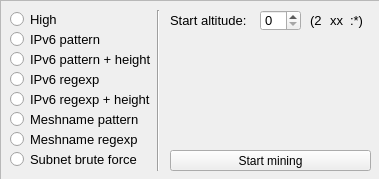
Qt form src-qt/widget.ui (perguth/acetone-SimpleYggGen-CPP) before a commit.
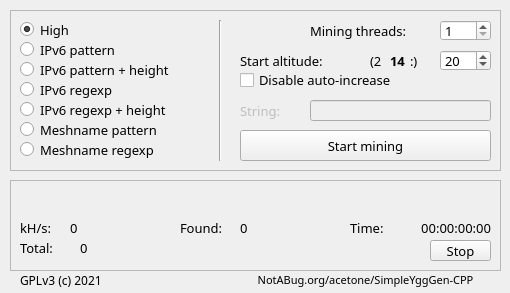
The same form after that commit.

Diff of the .ui file:
```diff
--- a/src-qt/widget.ui
+++ b/src-qt/widget.ui
@@ -6,25 +6,242 @@
    <rect>
     <x>0</x>
     <y>0</y>
-    <width>379</width>
-    <height>179</height>
+    <width>510</width>
+    <height>293</height>
    </rect>
   </property>
   <property name="windowTitle">
    <string>Widget</string>
   </property>
+  <widget class="QFrame" name="frame_2">
+   <property name="geometry">
+    <rect>
+     <x>10</x>
+     <y>180</y>
+     <width>491</width>
+     <height>91</height>
+    </rect>
+   </property>
+   <property name="frameShape">
+    <enum>QFrame::StyledPanel</enum>
+   </property>
+   <property name="frameShadow">
+    <enum>QFrame::Raised</enum>
+   </property>
+   <widget class="QLabel" name="x_khs">
+    <property name="geometry">
+     <rect>
+      <x>10</x>
+      <y>40</y>
+      <width>51</width>
+      <height>16</height>
+     </rect>
+    </property>
+    <property name="font">
+     <font>
+      <family>PT Mono</family>
+      <pointsize>10</pointsize>
+     </font>
+    </property>
+    <property name="text">
+     <string>kH/s:</string>
+    </property>
+   </widget>
+   <widget class="QLabel" name="x_total">
+    <property name="geometry">
+     <rect>
+      <x>10</x>
+      <y>60</y>
+      <width>61</width>
+      <height>16</height>
+     </rect>
+    </property>
+    <property name="font">
+     <font>
+      <family>PT Mono</family>
+      <pointsize>10</pointsize>
+     </font>
+    </property>
+    <property name="text">
+     <string>Total:</string>
+    </property>
+   </widget>
+   <widget class="QLabel" name="x_found">
+    <property name="geometry">
+     <rect>
+      <x>170</x>
+      <y>40</y>
+      <width>61</width>
+      <height>16</height>
+     </rect>
+    </property>
+    <property name="font">
+     <font>
+      <family>PT Mono</family>
+      <pointsize>10</pointsize>
+     </font>
+    </property>
+    <property name="text">
+     <string>Found:</string>
+    </property>
+   </widget>
+   <widget class="QLabel" name="x_found_2">
+    <property name="geometry">
+     <rect>
+      <x>340</x>
+      <y>40</y>
+      <width>51</width>
+      <height>16</height>
+     </rect>
+    </property>
+    <property name="font">
+     <font>
+      <family>PT Mono</family>
+      <pointsize>10</pointsize>
+     </font>
+    </property>
+    <property name="text">
+     <string>Time:</string>
+    </property>
+   </widget>
+   <widget class="QLabel" name="khs">
+    <property name="geometry">
+     <rect>
+      <x>60</x>
+      <y>40</y>
+      <width>101</width>
+      <height>16</height>
+     </rect>
+    </property>
+    <property name="font">
+     <font>
+      <family>PT Mono</family>
+      <pointsize>10</pointsize>
+     </font>
+    </property>
+    <property name="text">
+     <string>0</string>
+    </property>
+   </widget>
+   <widget class="QLabel" name="total">
+    <property name="geometry">
+     <rect>
+      <x>70</x>
+      <y>60</y>
+      <width>341</width>
+      <height>16</height>
+     </rect>
+    </property>
+    <property name="font">
+     <font>
+      <family>PT Mono</family>
+      <pointsize>10</pointsize>
+     </font>
+    </property>
+    <property name="text">
+     <string>0</string>
+    </property>
+   </widget>
+   <widget class="QLabel" name="found">
+    <property name="geometry">
+     <rect>
+      <x>230</x>
+      <y>40</y>
+      <width>101</width>
+      <height>16</height>
+     </rect>
+    </property>
+    <property name="font">
+     <font>
+      <family>PT Mono</family>
+      <pointsize>10</pointsize>
+     </font>
+    </property>
+    <property name="text">
+     <string>0</string>
+    </property>
+   </widget>
+   <widget class="QLabel" name="time">
+    <property name="geometry">
+     <rect>
+      <x>380</x>
+      <y>40</y>
+      <width>101</width>
+      <height>16</height>
+     </rect>
+    </property>
+    <property name="font">
+     <font>
+      <family>PT Mono</family>
+      <pointsize>10</pointsize>
+     </font>
+    </property>
+    <property name="text">
+     <string>00:00:00:00</string>
+    </property>
+    <property name="alignment">
+     <set>Qt::AlignRight|Qt::AlignTrailing|Qt::AlignVCenter</set>
+    </property>
+   </widget>
+   <widget class="QLabel" name="last">
+    <property name="geometry">
+     <rect>
+      <x>10</x>
+      <y>10</y>
+      <width>481</width>
+      <height>20</height>
+     </rect>
+    </property>
+    <property name="font">
+     <font>
+      <family>PT Mono</family>
+      <pointsize>10</pointsize>
+     </font>
+    </property>
+    <property name="text">
+     <string>&lt;last address will be here&gt;</string>
+    </property>
+    <property name="alignment">
+     <set>Qt::AlignCenter</set>
+    </property>
+   </widget>
+   <widget class="QPushButton" name="stop">
+    <property name="geometry">
+     <rect>
+      <x>420</x>
+      <y>60</y>
+      <width>61</width>
+      <height>21</height>
+     </rect>
+    </property>
+    <property name="font">
+     <font>
+      <family>PT Mono</family>
+      <pointsize>10</pointsize>
+     </font>
+    </property>
+    <property name="text">
+     <string>Stop</string>
+    </property>
+   </widget>
+  </widget>
   <widget class="QFrame" name="frame">
    <property name="enabled">
     <bool>true</bool>
    </property>
    <property name="geometry">
     <rect>
-     <x>0</x>
-     <y>0</y>
-     <width>381</width>
-     <height>181</height>
+     <x>10</x>
+     <y>10</y>
+     <width>491</width>
+     <height>161</height>
     </rect>
    </property>
+   <property name="font">
+    <font>
+     <family>PT Mono</family>
+    </font>
+   </property>
    <property name="frameShape">
     <enum>QFrame::StyledPanel</enum>
    </property>
@@ -34,12 +251,18 @@
    <widget class="QPushButton" name="pushButton">
     <property name="geometry">
      <rect>
-      <x>170</x>
-      <y>150</y>
-      <width>201</width>
-      <height>21</height>
+      <x>230</x>
+      <y>120</y>
+      <width>251</width>
+      <height>31</height>
      </rect>
     </property>
+    <property name="font">
+     <font>
+      <family>PT Mono</family>
+      <pointsize>10</pointsize>
+     </font>
+    </property>
     <property name="text">
      <string>Start mining</string>
     </property>
@@ -49,12 +272,13 @@
      <rect>
       <x>10</x>
       <y>90</y>
-      <width>141</width>
+      <width>201</width>
       <height>19</height>
      </rect>
     </property>
     <property name="font">
      <font>
+      <family>PT Mono</family>
       <pointsize>10</pointsize>
      </font>
     </property>
@@ -67,12 +291,13 @@
      <rect>
       <x>10</x>
       <y>130</y>
-      <width>131</width>
+      <width>201</width>
       <height>19</height>
      </rect>
     </property>
     <property name="font">
      <font>
+      <family>PT Mono</family>
       <pointsize>10</pointsize>
      </font>
     </property>
@@ -85,12 +310,13 @@
      <rect>
       <x>10</x>
       <y>30</y>
-      <width>91</width>
+      <width>201</width>
       <height>19</height>
      </rect>
     </property>
     <property name="font">
      <font>
+      <family>PT Mono</family>
       <pointsize>10</pointsize>
      </font>
     </property>
@@ -103,30 +329,35 @@
      <rect>
       <x>10</x>
       <y>10</y>
-      <width>84</width>
+      <width>201</width>
       <height>19</height>
      </rect>
     </property>
     <property name="font">
      <font>
+      <family>PT Mono</family>
       <pointsize>10</pointsize>
      </font>
     </property>
     <property name="text">
      <string>High</string>
     </property>
+    <property name="checked">
+     <bool>true</bool>
+    </property>
    </widget>
    <widget class="QRadioButton" name="radioButton_3">
     <property name="geometry">
      <rect>
       <x>10</x>
       <y>70</y>
-      <width>91</width>
+      <width>201</width>
       <height>19</height>
      </rect>
     </property>
     <property name="font">
      <font>
+      <family>PT Mono</family>
       <pointsize>10</pointsize>
      </font>
     </property>
@@ -139,12 +370,13 @@
      <rect>
       <x>10</x>
       <y>110</y>
-      <width>131</width>
+      <width>201</width>
       <height>19</height>
      </rect>
     </property>
     <property name="font">
      <font>
+      <family>PT Mono</family>
       <pointsize>10</pointsize>
      </font>
     </property>
@@ -157,12 +389,13 @@
      <rect>
       <x>10</x>
       <y>50</y>
-      <width>141</width>
+      <width>201</width>
       <height>19</height>
      </rect>
     </property>
     <property name="font">
      <font>
+      <family>PT Mono</family>
       <pointsize>10</pointsize>
      </font>
     </property>
@@ -170,104 +403,105 @@
      <string>IPv6 pattern + height</string>
     </property>
    </widget>
-   <widget class="QRadioButton" name="radioButton_8">
+   <widget class="QLabel" name="x_startaltitude">
     <property name="geometry">
      <rect>
-      <x>10</x>
-      <y>150</y>
-      <width>131</width>
-      <height>19</height>
-     </rect>
-    </property>
-    <property name="font">
-     <font>
-      <pointsize>10</pointsize>
-     </font>
-    </property>
-    <property name="text">
-     <string>Subnet brute force</string>
-    </property>
-   </widget>
-   <widget class="QLabel" name="label">
-    <property name="geometry">
-     <rect>
-      <x>170</x>
-      <y>10</y>
-      <width>81</width>
+      <x>230</x>
+      <y>40</y>
+      <width>141</width>
       <height>21</height>
      </rect>
     </property>
     <property name="font">
      <font>
+      <family>PT Mono</family>
       <pointsize>10</pointsize>
      </font>
     </property>
+    <property name="layoutDirection">
+     <enum>Qt::LeftToRight</enum>
+    </property>
     <property name="text">
      <string>Start altitude:</string>
     </property>
+    <property name="textFormat">
+     <enum>Qt::PlainText</enum>
+    </property>
    </widget>
    <widget class="QLabel" name="label_2">
     <property name="geometry">
      <rect>
-      <x>350</x>
-      <y>10</y>
+      <x>400</x>
+      <y>40</y>
       <width>20</width>
       <height>21</height>
      </rect>
     </property>
     <property name="font">
      <font>
+      <family>PT Mono</family>
       <pointsize>10</pointsize>
      </font>
     </property>
     <property name="text">
-     <string>:*)</string>
+     <string>:)</string>
     </property>
    </widget>
    <widget class="QLabel" name="label_3">
     <property name="geometry">
      <rect>
-      <x>330</x>
-      <y>10</y>
+      <x>380</x>
+      <y>40</y>
       <width>21</width>
       <height>21</height>
      </rect>
     </property>
     <property name="font">
      <font>
+      <family>PT Mono</family>
       <pointsize>10</pointsize>
+      <weight>75</weight>
+      <bold>true</bold>
      </font>
     </property>
     <property name="text">
-     <string>xx</string>
+     <string>14</string>
     </property>
    </widget>
    <widget class="QSpinBox" name="spinBox">
     <property name="geometry">
      <rect>
-      <x>260</x>
-      <y>10</y>
-      <width>41</width>
+      <x>430</x>
+      <y>40</y>
+      <width>51</width>
       <height>21</height>
      </rect>
     </property>
     <property name="font">
      <font>
+      <family>PT Mono</family>
       <pointsize>10</pointsize>
      </font>
     </property>
+    <property name="maximum">
+     <number>136</number>
+    </property>
+    <property name="value">
+     <number>20</number>
+    </property>
    </widget>
    <widget class="QLabel" name="label_4">
     <property name="geometry">
      <rect>
-      <x>310</x>
-      <y>10</y>
+      <x>360</x>
+      <y>40</y>
       <width>16</width>
       <height>21</height>
      </rect>
     </property>
     <property name="font">
      <font>
+      <family>PT Mono</family>
       <pointsize>10</pointsize>
      </font>
     </property>
@@ -278,16 +512,193 @@
    <widget class="Line" name="line">
     <property name="geometry">
      <rect>
-      <x>150</x>
+      <x>200</x>
       <y>10</y>
-      <width>16</width>
-      <height>161</height>
+      <width>20</width>
+      <height>141</height>
      </rect>
     </property>
+    <property name="font">
+     <font>
+      <family>PT Mono</family>
+     </font>
+    </property>
     <property name="orientation">
      <enum>Qt::Vertical</enum>
     </property>
    </widget>
+   <widget class="QLabel" name="x_string">
+    <property name="enabled">
+     <bool>false</bool>
+    </property>
+    <property name="geometry">
+     <rect>
+      <x>230</x>
+      <y>90</y>
+      <width>61</width>
+      <height>21</height>
+     </rect>
+    </property>
+    <property name="font">
+     <font>
+      <family>PT Mono</family>
+      <pointsize>10</pointsize>
+     </font>
+    </property>
+    <property name="text">
+     <string>String:</string>
+    </property>
+   </widget>
+   <widget class="QLineEdit" name="stringSet">
+    <property name="enabled">
+     <bool>false</bool>
+    </property>
+    <property name="geometry">
+     <rect>
+      <x>300</x>
+      <y>90</y>
+      <width>181</width>
+      <height>21</height>
+     </rect>
+    </property>
+    <property name="font">
+     <font>
+      <family>PT Mono</family>
+      <pointsize>10</pointsize>
+     </font>
+    </property>
+    <property name="locale">
+     <locale language="English" country="UnitedStates"/>
+    </property>
+    <property name="text">
+     <string/>
+    </property>
+   </widget>
+   <widget class="QLabel" name="x_threads">
+    <property name="geometry">
+     <rect>
+      <x>300</x>
+      <y>10</y>
+      <width>121</width>
+      <height>21</height>
+     </rect>
+    </property>
+    <property name="font">
+     <font>
+      <family>PT Mono</family>
+      <pointsize>10</pointsize>
+     </font>
+    </property>
+    <property name="layoutDirection">
+     <enum>Qt::LeftToRight</enum>
+    </property>
+    <property name="text">
+     <string>Mining threads:</string>
+    </property>
+   </widget>
+   <widget class="QSpinBox" name="threads">
+    <property name="geometry">
+     <rect>
+      <x>430</x>
+      <y>10</y>
+      <width>51</width>
+      <height>21</height>
+     </rect>
+    </property>
+    <property name="font">
+     <font>
+      <family>PT Mono</family>
+      <pointsize>10</pointsize>
+     </font>
+    </property>
+    <property name="minimum">
+     <number>1</number>
+    </property>
+    <property name="value">
+     <number>1</number>
+    </property>
+   </widget>
+   <widget class="QCheckBox" name="disableIncrease">
+    <property name="geometry">
+     <rect>
+      <x>230</x>
+      <y>60</y>
+      <width>261</width>
+      <height>20</height>
+     </rect>
+    </property>
+    <property name="font">
+     <font>
+      <family>PT Mono</family>
+      <pointsize>10</pointsize>
+     </font>
+    </property>
+    <property name="text">
+     <string>Disable auto-increase</string>
+    </property>
+   </widget>
+  </widget>
+  <widget class="QLabel" name="x_checknewver_2">
+   <property name="geometry">
+    <rect>
+     <x>20</x>
+     <y>270</y>
+     <width>101</width>
+     <height>20</height>
+    </rect>
+   </property>
+   <property name="font">
+    <font>
+     <family>PT Mono</family>
+     <pointsize>9</pointsize>
+    </font>
+   </property>
+   <property name="text">
+    <string>GPLv3 (c) 2021</string>
+   </property>
+  </widget>
+  <widget class="QPushButton" name="notabugLink">
+   <property name="geometry">
+    <rect>
+     <x>230</x>
+     <y>270</y>
+     <width>271</width>
+     <height>20</height>
+    </rect>
+   </property>
+   <property name="font">
+    <font>
+     <family>PT Mono</family>
+     <pointsize>8</pointsize>
+    </font>
+   </property>
+   <property name="cursor">
+    <cursorShape>PointingHandCursor</cursorShape>
+   </property>
+   <property name="text">
+    <string>NotABug.org/acetone/SimpleYggGen-CPP</string>
+   </property>
+   <property name="checkable">
+    <bool>false</bool>
+   </property>
+   <property name="checked">
+    <bool>false</bool>
+   </property>
+   <property name="autoRepeat">
+    <bool>true</bool>
+   </property>
+   <property name="autoExclusive">
+    <bool>false</bool>
+   </property>
+   <property name="autoDefault">
+    <bool>false</bool>
+   </property>
+   <property name="default">
+    <bool>false</bool>
+   </property>
+   <property name="flat">
+    <bool>true</bool>
+   </property>
   </widget>
  </widget>
  <resources/>
```
Left out of the diff: 26 changed lines with no effect on the pictures.
